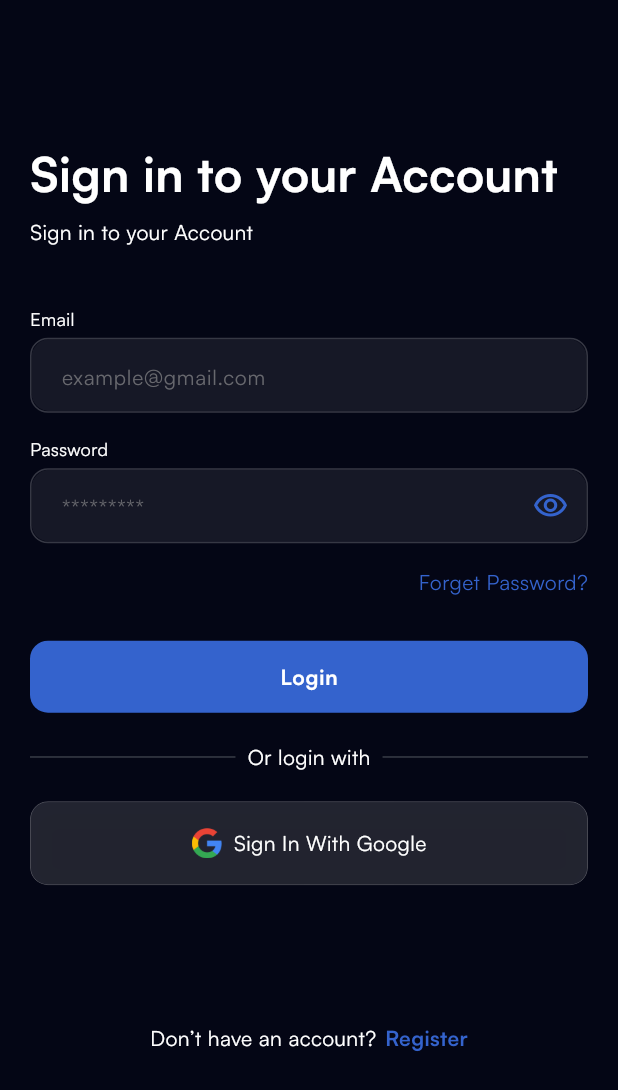
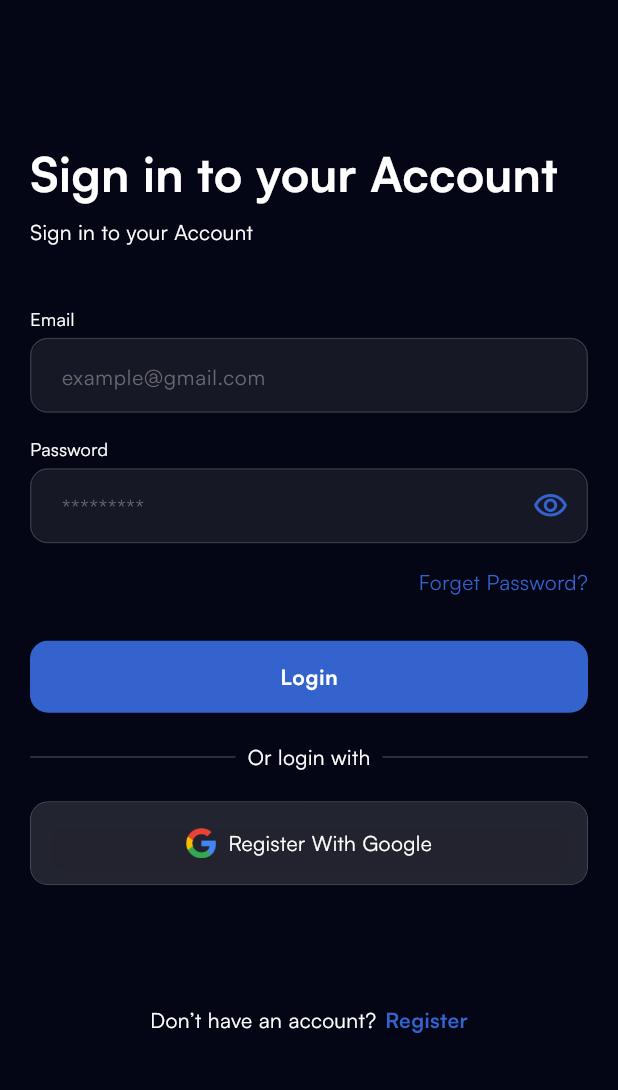
Before and after one commit to ba138/xium_app, a Flutter app: the OnboardingScreen4 screen opened directly, after a tap on "Login with Email and Password", on a phone screen of 412 x 824 dp. Shown: the top 1090 px of the screen. Run offline on Flutter 3.47's test engine with Material 3 defaults, Android fonts, the phone set to English and light mode, and no system bars; drawn by our look-alikes of bounce, flutter_animate; our stand-ins replace cached_network_image, cloud_firestore, country_code_picker, file_picker, firebase_auth, firebase_core and 8 more; missing offline and left inert: flutter_web_auth_2, syncfusion_flutter_pdfviewer; accounts and stored records are empty.

Commit message:
remove apple sign on client request

```diff
--- a/lib/views/screens/auth/login_screen.dart
+++ b/lib/views/screens/auth/login_screen.dart
@@ -111,7 +111,9 @@ class _LoginScreenState extends State<LoginScreen> {
                     radius: 12,
                   ),
                   const SizedBox(height: 20),
-                  Row(
+                  Platform.isIOS
+                      ? SizedBox.shrink()
+                      : Row(
                           spacing: 8,
                           children: [
                             Expanded(
@@ -132,24 +134,24 @@ class _LoginScreenState extends State<LoginScreen> {
                   const SizedBox(height: 20),
                   Platform.isAndroid
                       ? GlassiyButton(
-                          title: "sign_in_google".tr,
+                          title: "Register With Google".tr,
                           ontap: () {
                             authController.signInWithGoogle();
                           },
                           image: Assets.google,
                         )
                       : SizedBox.shrink(),
-                  const SizedBox(height: 12),
-                  Platform.isIOS
-                      ? GlassiyButton(
-                          title: "sign_in_apple".tr,
-                          ontap: () {
-                            authController.signInWithApple();
-                          },
-                          image: Assets.fb,
-                        )
-                      : SizedBox.shrink(),
-                  const SizedBox(height: 80),
+                  // const SizedBox(height: 12),
+                  // Platform.isIOS
+                  //     ? GlassiyButton(
+                  //         title: "sign_in_apple".tr,
+                  //         ontap: () {
+                  //           authController.signInWithApple();
+                  //         },
+                  //         image: Assets.fb,
+                  //       )
+                  //     : SizedBox.shrink(),
+                  SizedBox(height: Platform.isIOS ? 40 : 80),
 
                   Row(
                     spacing: 6,
--- a/lib/views/screens/welcome/onboarding_screen4.dart
+++ b/lib/views/screens/welcome/onboarding_screen4.dart
@@ -70,7 +70,9 @@ class OnboardingScreen4 extends StatelessWidget {
                 const SizedBox(height: 20),
 
                 /// 🔹 OR Divider
-                Row(
+                Platform.isIOS
+                    ? SizedBox.shrink()
+                    : Row(
                         spacing: 8,
                         children: [
                           Expanded(
@@ -88,33 +90,27 @@ class OnboardingScreen4 extends StatelessWidget {
                           ),
                         ],
                       ),
-
                 const SizedBox(height: 20),
-
-                /// 🔹 Google Login
                 Platform.isAndroid
                     ? GlassiyButton(
-                        title: "sign_in_google".tr,
+                        title: "Register With Google".tr,
                         ontap: () {
                           authController.signInWithGoogle();
                         },
                         image: Assets.google,
                       )
-                    : const SizedBox.shrink(),
+                    : SizedBox.shrink(),
 
-                const SizedBox(height: 12),
-
-                /// 🔹 Apple Login
-                Platform.isIOS
-                    ? GlassiyButton(
-                        title: "sign_in_apple".tr,
-                        ontap: () {
-                          authController.signInWithApple();
-                        },
-                        image: Assets.fb,
-                      )
-                    : const SizedBox.shrink(),
-
+                // /// 🔹 Apple Login
+                // Platform.isIOS
+                //     ? GlassiyButton(
+                //         title: "sign_in_apple".tr,
+                //         ontap: () {
+                //           authController.signInWithApple();
+                //         },
+                //         image: Assets.fb,
+                //       )
+                //     : const SizedBox.shrink(),
                 const SizedBox(height: 20),
               ],
             ),
```
Also changed, not shown: lib/views/screens/auth/register_screen.dart (+13 -11 lines). Lines whose indentation alone changed are shown as unchanged.
